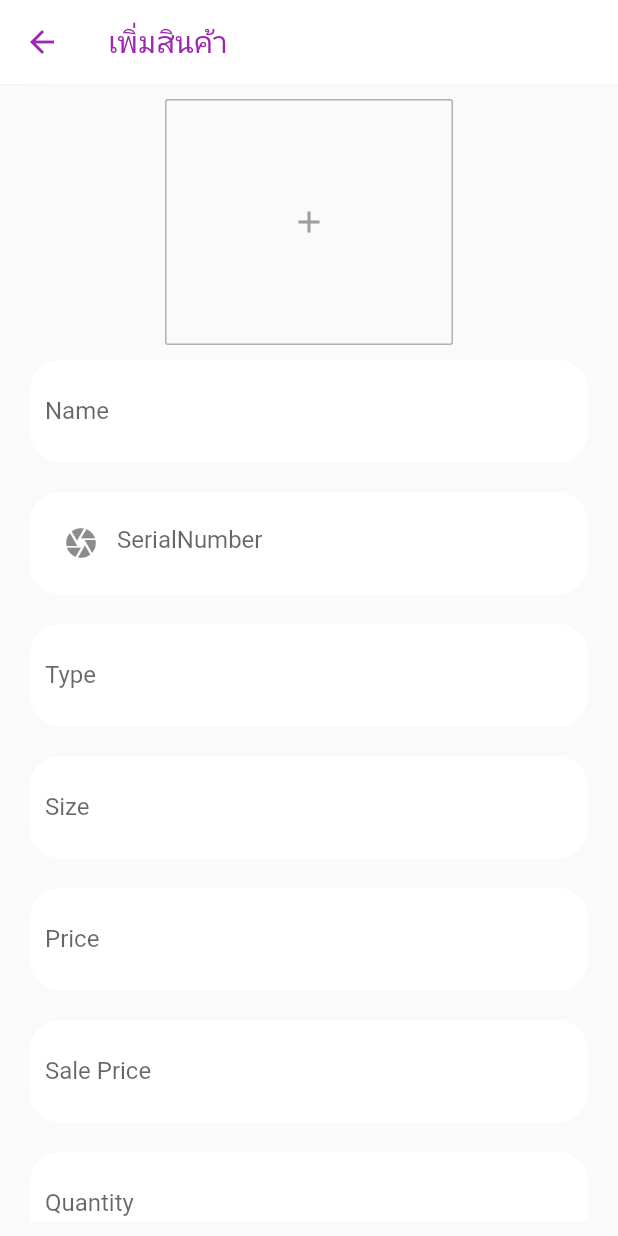
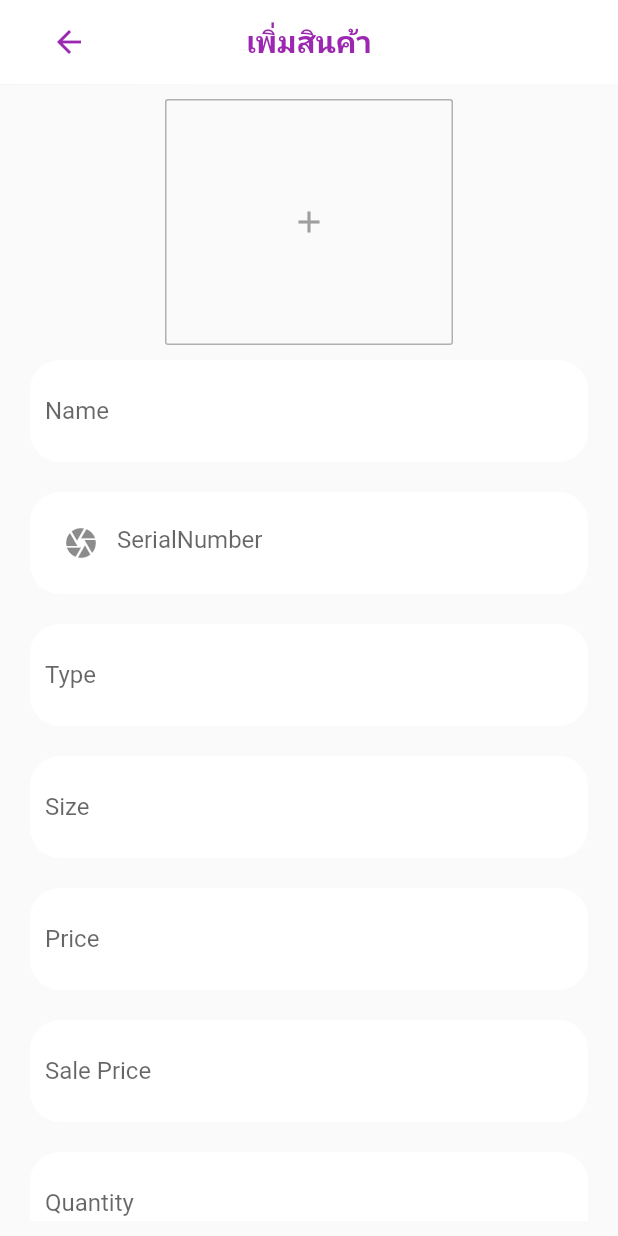
Before and after one commit to MelonDev/pos_flutter_app, a Flutter app: the addProducts screen opened directly, on a phone screen of 412 x 824 dp. Run offline on Flutter 3.47's test engine with Material 2 defaults, Android fonts, the phone set to English and light mode, and no system bars; our stand-ins replace bloc, cloud_firestore, equatable, firebase_auth, firebase_database, firebase_storage and 8 more; missing offline and left inert: barcode_scan; accounts and stored records are empty; Roboto replaces fonts that are missing (Itim).

Commit message:
- Cart CRUD successful - Add out of stock Product page

```diff
--- a/lib/bloc/external/external_event.dart
+++ b/lib/bloc/external/external_event.dart
@@ -13,7 +13,8 @@ class OpenScannerExternalEvent extends ExternalEvent {
 }
 
 class OpenScannerOnCartExternalEvent extends ExternalEvent {
-  OpenScannerOnCartExternalEvent();
+  final BuildContext context;
+  OpenScannerOnCartExternalEvent(this.context);
 }
 
 class OpenGelleryExternalEvent extends ExternalEvent {
@@ -31,3 +32,20 @@ class BackToNormalStateExternalEvent extends ExternalEvent {
   final String barcode;
   BackToNormalStateExternalEvent(this.barcode);
 }
+
+class IncreaseProductPackExternalEvent extends ExternalEvent {
+  final ProductPack productPack;
+  final int position;
+  final BuildContext context;
+  IncreaseProductPackExternalEvent(this.productPack,this.position, this.context);
+}
+
+
+
+class DecreaseProductPackExternalEvent extends ExternalEvent {
+  final ProductPack productPack;
+  final int position;
+  final BuildContext context;
+
+  DecreaseProductPackExternalEvent(this.productPack,this.position, this.context);
+}
--- a/lib/bloc/external/external_state.dart
+++ b/lib/bloc/external/external_state.dart
@@ -13,8 +13,12 @@ class NormalExternalState extends ExternalState {
   final bool notfound;
   final bool isCart;
   final ProductPack productPack;
+  final bool outOfStock;
 
-  NormalExternalState(this.barcode,{this.newProduct,this.fromScanner,this.fromImage,this.notfound,this.isCart,this.productPack});
+  final bool manageProduct;
+  final int position;
+
+  NormalExternalState(this.barcode,{this.newProduct,this.fromScanner,this.fromImage,this.outOfStock,this.notfound,this.isCart,this.position,this.productPack,this.manageProduct});
 }
 
 class EditExternalState extends NormalExternalState {
@@ -26,5 +30,8 @@ class EditExternalState extends NormalExternalState {
 
 class ScannerIsUsingExternalState extends ExternalState {}
 
-class ScannerOnCartIsUsingExternalState extends ExternalState {}
+class ScannerOnCartIsUsingExternalState extends ExternalState {
+
+
+}
 class LoadingExternalState extends ExternalState {}
--- a/lib/bloc/firebase_crud/firebase_crud_event.dart
+++ b/lib/bloc/firebase_crud/firebase_crud_event.dart
@@ -18,6 +18,28 @@ class AddProductFirebaseCrudEvent extends FirebaseCrudEvent {
 
 }
 
+class AddTransitionFirebaseCrudEvent extends FirebaseCrudEvent {
+  final List<ProductPack> listProduct;
+  final double price;
+  final double receiveMoney;
+  final BuildContext context;
+
+  AddTransitionFirebaseCrudEvent(this.listProduct, this.price, this.receiveMoney, this.context);
+
+
+}
+
+class StartTransitionFirebaseCrudEvent extends FirebaseCrudEvent {
+  final List<ProductPack> listProduct;
+  final double price;
+  final BuildContext context;
+
+  StartTransitionFirebaseCrudEvent(this.listProduct, this.price, this.context);
+
+
+}
+
+
 class UpdateProductFirebaseCrudEvent extends FirebaseCrudEvent {
   final Product product;
   final File imageFile;
--- a/lib/components/product.dart
+++ b/lib/components/product.dart
@@ -179,13 +179,13 @@ class Single_prod extends StatelessWidget {
                                       Align(
                                         alignment: Alignment.centerRight,
                                         child: Text(
-                                          "${_product.quantity}" ?? "",
+                                          _product.quantity == null ? "" : (double.parse(_product.quantity) == 0 ? "สินค้าหมด" : _product.quantity),
                                           overflow: TextOverflow.ellipsis,
                                           maxLines: 1,
                                           style: GoogleFonts.itim(
                                               fontWeight: FontWeight.bold,
                                               fontSize: 16,
-                                              color: Colors.black87),
+                                              color: _product.quantity == null ? Colors.black87 : (double.parse(_product.quantity) == 0 ? Colors.red : Colors.black87)),
                                         ),
                                       )
                                     ],
--- a/lib/models/products_models.dart
+++ b/lib/models/products_models.dart
@@ -70,17 +70,14 @@ class Product {
   Map<String, dynamic> toMap() {
     return {
       'id': id,
-      'name': name,
+      'productName': name,
       'type': type,
       'price': price,
       'serialNumber': serialNumber,
       'quantity': quantity,
       'sizes': sizes,
-      'subIngredients': subIngredients,
       'salePrice': salePrice,
       'images': image,
-      'createdAt': createdAt,
-      'updatedAt': updatedAt,
     };
   }
 }
--- a/lib/page/page_add_products.dart
+++ b/lib/page/page_add_products.dart
@@ -7,6 +7,7 @@ import 'package:flutter/material.dart';
 import 'package:flutter/services.dart';
 import 'package:flutter_bloc/flutter_bloc.dart';
 import 'package:fluttertoast/fluttertoast.dart';
+import 'package:google_fonts/google_fonts.dart';
 import 'package:image_picker/image_picker.dart';
 import 'package:posflutterapp/bloc/external/external_bloc.dart';
 import 'package:posflutterapp/bloc/firebase_crud/firebase_crud_bloc.dart';
@@ -15,11 +16,9 @@ import 'package:posflutterapp/models/products_models.dart';
 import 'package:uuid/uuid.dart';
 
 class addProducts extends StatefulWidget {
-
   final String code;
 
-
-addProducts(this.code);
+  addProducts(this.code);
   @override
   _addProductsState createState() => _addProductsState(code);
 }
@@ -84,7 +83,7 @@ class _addProductsState extends State<addProducts> {
     _externalBloc = BlocProvider.of<ExternalBloc>(context);
     _firebaseCrudBloc = BlocProvider.of<FirebaseCrudBloc>(context);
 
-    if(code != null){
+    if (code != null) {
       _serialNumberTextController.text = code;
     }
 
@@ -122,9 +121,55 @@ class _addProductsState extends State<addProducts> {
                     iconTheme: new IconThemeData(color: Colors.purple),
                     elevation: 0.1,
                     backgroundColor: Colors.white,
-                    title: Text(
-                      "เพิ่มสินค้า",
-                      style: TextStyle(color: Colors.purple),
+                    automaticallyImplyLeading: false,
+                    title: Stack(
+                      children: <Widget>[
+                        Row(
+                          crossAxisAlignment: CrossAxisAlignment.start,
+                          mainAxisAlignment: MainAxisAlignment.start,
+                          mainAxisSize: MainAxisSize.max,
+                          children: <Widget>[
+                            Container(
+                                color: Colors.transparent,
+                                child: SizedBox(
+                                  width: 60,
+                                  height: 56,
+                                  child: LayoutBuilder(
+                                      builder: (context, constraint) {
+                                    return FlatButton(
+                                        padding: EdgeInsets.all(0),
+                                        onPressed: () {
+                                          Navigator.of(context).pop();
+                                        },
+                                        color: Colors.transparent,
+                                        child: Icon(
+                                          Icons.arrow_back,
+                                          //color: Colors.black.withAlpha(150),
+                                          color: Colors.purple,
+                                        ));
+                                  }),
+                                )),
+                          ],
+                        ),
+                        SizedBox(
+                          height: 56,
+                          child: Row(
+                            crossAxisAlignment: CrossAxisAlignment.center,
+                            mainAxisAlignment: MainAxisAlignment.center,
+                            children: <Widget>[
+                              Container(
+                                child: Text(
+                                  "เพิ่มสินค้า",
+                                  style: GoogleFonts.itim(
+                                      fontWeight: FontWeight.bold,
+                                      fontSize: 20,
+                                      color: Colors.purple),
+                                ),
+                              )
+                            ],
+                          ),
+                        ),
+                      ],
                     ),
                   ),
                   body: Stack(
```
Also changed, not shown: lib/bloc/external/external_bloc.dart (+98 -6 lines), lib/bloc/firebase_crud/firebase_crud_bloc.dart (+156 -6 lines), lib/models/ProductPack.dart (+13 -2 lines), lib/models/ProductPackDuplicate.dart (added, +17 -0 lines), lib/page/cart.dart (+70 -86 lines).
